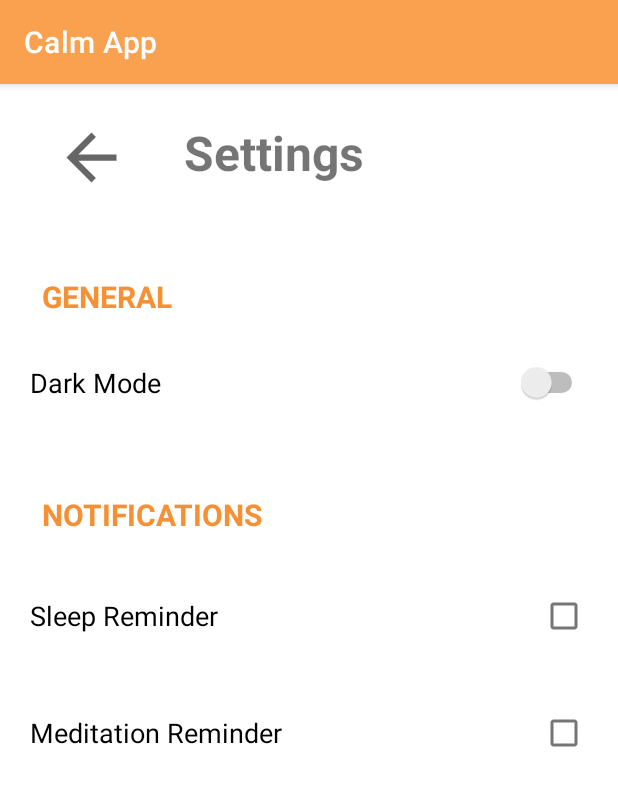
After one commit to Horizon733/Calm-App, an Android app: the fragment SettingsFragment shown on its own in the app's theme, on a phone screen of 412 x 824 dp. The commit adds this screen. Shown: the top 786 px of the screen. Run offline under Robolectric (Android 15) with nearby library versions, the phone set to English and light mode, and no system bars.

Commit message:
created SettingsFragment.kt

```diff
--- a/app/build.gradle
+++ b/app/build.gradle
@@ -39,6 +39,7 @@ dependencies {
     implementation 'androidx.appcompat:appcompat:1.2.0'
     implementation 'com.google.android.material:material:1.3.0'
     implementation 'androidx.constraintlayout:constraintlayout:2.0.4'
+    implementation 'androidx.legacy:legacy-support-v4:1.0.0'
     testImplementation 'junit:junit:4.+'
     androidTestImplementation 'androidx.test.ext:junit:1.1.2'
     androidTestImplementation 'androidx.test.espresso:espresso-core:3.3.0'
--- a/app/src/main/java/com/example/calmapp/MainActivity.kt
+++ b/app/src/main/java/com/example/calmapp/MainActivity.kt
@@ -4,8 +4,10 @@ import androidx.appcompat.app.AppCompatActivity
 import android.os.Bundle
 
 class MainActivity : AppCompatActivity() {
+
     override fun onCreate(savedInstanceState: Bundle?) {
         super.onCreate(savedInstanceState)
         setContentView(R.layout.activity_main)
+
     }
 }
--- /dev/null
+++ b/app/src/main/java/com/example/calmapp/SettingsFragment.kt
@@ -0,0 +1,27 @@
+package com.example.calmapp
+
+import android.os.Bundle
+import androidx.fragment.app.Fragment
+import android.view.LayoutInflater
+import android.view.View
+import android.view.ViewGroup
+
+/**
+ * A simple [Fragment] subclass.
+ * Use the [SettingsFragment.newInstance] factory method to
+ * create an instance of this fragment.
+ */
+class SettingsFragment : Fragment() {
+
+    override fun onCreate(savedInstanceState: Bundle?) {
+        super.onCreate(savedInstanceState)
+    }
+
+    override fun onCreateView(
+        inflater: LayoutInflater, container: ViewGroup?,
+        savedInstanceState: Bundle?
+    ): View? {
+        // Inflate the layout for this fragment
+        return inflater.inflate(R.layout.fragment_settings, container, false)
+    }
+}
--- /dev/null
+++ b/app/src/main/res/drawable/ic_baseline_arrow_back_24.xml
@@ -0,0 +1,11 @@
+<vector xmlns:android="http://schemas.android.com/apk/res/android"
+    android:width="24dp"
+    android:height="24dp"
+    android:viewportWidth="24"
+    android:viewportHeight="24"
+    android:tint="?attr/colorControlNormal"
+    android:autoMirrored="true">
+  <path
+      android:fillColor="@android:color/white"
+      android:pathData="M20,11H7.83l5.59,-5.59L12,4l-8,8 8,8 1.41,-1.41L7.83,13H20v-2z"/>
+</vector>
--- a/app/src/main/res/layout/activity_main.xml
+++ b/app/src/main/res/layout/activity_main.xml
@@ -6,13 +6,14 @@
     android:layout_height="match_parent"
     tools:context=".MainActivity">
 
-    <TextView
-        android:layout_width="wrap_content"
-        android:layout_height="wrap_content"
-        android:text="Hello World!"
+    <FrameLayout
+        android:id="@+id/fragment"
+        android:layout_width="match_parent"
+        android:layout_height="match_parent"
         app:layout_constraintBottom_toBottomOf="parent"
-        app:layout_constraintLeft_toLeftOf="parent"
-        app:layout_constraintRight_toRightOf="parent"
+        app:layout_constraintEnd_toEndOf="parent"
+        app:layout_constraintHorizontal_bias="0.0"
+        app:layout_constraintStart_toStartOf="parent"
         app:layout_constraintTop_toTopOf="parent" />
 
 </androidx.constraintlayout.widget.ConstraintLayout>
--- /dev/null
+++ b/app/src/main/res/layout/fragment_settings.xml
@@ -0,0 +1,139 @@
+<?xml version="1.0" encoding="utf-8"?>
+<androidx.constraintlayout.widget.ConstraintLayout xmlns:android="http://schemas.android.com/apk/res/android"
+    xmlns:app="http://schemas.android.com/apk/res-auto"
+    xmlns:tools="http://schemas.android.com/tools"
+    android:layout_width="match_parent"
+    android:layout_height="match_parent"
+    tools:context=".SettingsFragment">
+
+    <ImageView
+        android:id="@+id/image_back"
+        android:layout_width="50dp"
+        android:layout_height="50dp"
+        android:layout_marginStart="36dp"
+        android:layout_marginTop="24dp"
+        android:contentDescription="@string/back_image"
+        android:src="@drawable/ic_baseline_arrow_back_24"
+        app:layout_constraintStart_toStartOf="parent"
+        app:layout_constraintTop_toTopOf="parent" />
+
+    <TextView
+        android:id="@+id/settings"
+        android:layout_width="wrap_content"
+        android:layout_height="wrap_content"
+        android:layout_marginStart="32dp"
+        android:layout_marginTop="24dp"
+        android:text="@string/settings"
+        android:textSize="32sp"
+        android:textStyle="bold"
+        app:layout_constraintEnd_toEndOf="parent"
+        app:layout_constraintHorizontal_bias="0.028"
+        app:layout_constraintStart_toEndOf="@+id/image_back"
+        app:layout_constraintTop_toTopOf="parent" />
+
+    <View
+        android:id="@+id/view3"
+        android:layout_width="0dp"
+        android:layout_height="1px"
+        android:layout_marginTop="30dp"
+        android:outlineAmbientShadowColor="#B4B4B4"
+        app:layout_constraintEnd_toEndOf="parent"
+        app:layout_constraintHorizontal_bias="0.0"
+        app:layout_constraintStart_toStartOf="parent"
+        app:layout_constraintTop_toBottomOf="@+id/settings" />
+
+    <View
+        android:id="@+id/view"
+        android:layout_width="0dp"
+        android:layout_height="1px"
+        android:layout_marginTop="30dp"
+        app:layout_constraintEnd_toEndOf="parent"
+        app:layout_constraintHorizontal_bias="0.0"
+        app:layout_constraintStart_toStartOf="parent"
+        app:layout_constraintTop_toBottomOf="@+id/switch_dark_mode" />
+
+    <View
+        android:id="@+id/view2"
+        android:layout_width="0dp"
+        android:layout_height="1px"
+        android:layout_marginTop="30dp"
+        app:layout_constraintEnd_toEndOf="parent"
+        app:layout_constraintHorizontal_bias="1.0"
+        app:layout_constraintStart_toStartOf="parent"
+        app:layout_constraintTop_toBottomOf="@+id/meditation" />
+
+    <TextView
+        android:id="@+id/general"
+        android:layout_width="wrap_content"
+        android:layout_height="wrap_content"
+        android:layout_marginStart="28dp"
+        android:layout_marginTop="30dp"
+        android:text="@string/general"
+        android:textAllCaps="true"
+        android:textColor="#F59034"
+        android:textSize="20sp"
+        android:textStyle="bold"
+        app:layout_constraintStart_toStartOf="parent"
+        app:layout_constraintTop_toBottomOf="@+id/view3" />
+
+
+    <TextView
+        android:id="@+id/notifications"
+        android:layout_width="wrap_content"
+        android:layout_height="wrap_content"
+        android:layout_marginStart="28dp"
+        android:layout_marginTop="30dp"
+        android:text="@string/notifications"
+        android:textAllCaps="true"
+        android:textColor="#F59034"
+        android:textSize="20sp"
+        android:textStyle="bold"
+        app:layout_constraintStart_toStartOf="parent"
+        app:layout_constraintTop_toBottomOf="@+id/view" />
+
+    <Switch
+        android:id="@+id/switch_dark_mode"
+        android:layout_width="match_parent"
+        android:layout_height="wrap_content"
+        android:layout_marginStart="20dp"
+        android:layout_marginTop="30dp"
+        android:layout_marginEnd="20dp"
+        android:text="@string/dark_mode"
+        android:textSize="18sp"
+        app:layout_constraintEnd_toEndOf="parent"
+        app:layout_constraintHorizontal_bias="0.0"
+        app:layout_constraintStart_toStartOf="parent"
+        app:layout_constraintTop_toBottomOf="@+id/general"
+        tools:ignore="UseSwitchCompatOrMaterialXml" />
+
+    <CheckBox
+        android:id="@+id/sleep"
+        android:layout_width="match_parent"
+        android:layout_height="wrap_content"
+        android:layout_marginStart="20dp"
+        android:layout_marginTop="30dp"
+        android:layout_marginEnd="20dp"
+        android:layoutDirection="rtl"
+        android:text="@string/sleep_reminder"
+        android:textSize="18sp"
+        app:layout_constraintEnd_toEndOf="parent"
+        app:layout_constraintHorizontal_bias="0.0"
+        app:layout_constraintStart_toStartOf="parent"
+        app:layout_constraintTop_toBottomOf="@+id/notifications" />
+
+    <CheckBox
+        android:id="@+id/meditation"
+        android:layout_width="match_parent"
+        android:layout_height="wrap_content"
+        android:layout_marginStart="20dp"
+        android:layout_marginTop="30dp"
+        android:layout_marginEnd="20dp"
+        android:layoutDirection="rtl"
+        android:text="@string/meditation_reminder"
+        android:textSize="18sp"
+        app:layout_constraintEnd_toEndOf="parent"
+        app:layout_constraintHorizontal_bias="0.0"
+        app:layout_constraintStart_toStartOf="parent"
+        app:layout_constraintTop_toBottomOf="@+id/sleep" />
+
+</androidx.constraintlayout.widget.ConstraintLayout>
--- a/app/src/main/res/values/strings.xml
+++ b/app/src/main/res/values/strings.xml
@@ -1,3 +1,12 @@
 <resources>
     <string name="app_name">Calm App</string>
+    <!-- TODO: Remove or change this placeholder text -->
+    <string name="hello_blank_fragment">Hello blank fragment</string>
+    <string name="back_image">Back Image</string>
+    <string name="settings">Settings</string>
+    <string name="general">general</string>
+    <string name="notifications">notifications</string>
+    <string name="dark_mode">Dark Mode</string>
+    <string name="sleep_reminder">Sleep Reminder</string>
+    <string name="meditation_reminder">Meditation Reminder</string>
 </resources>
```
